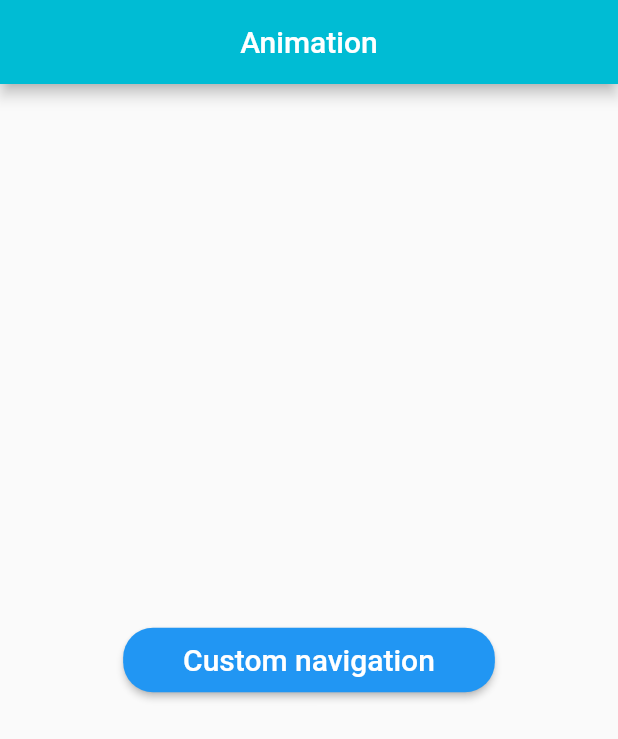
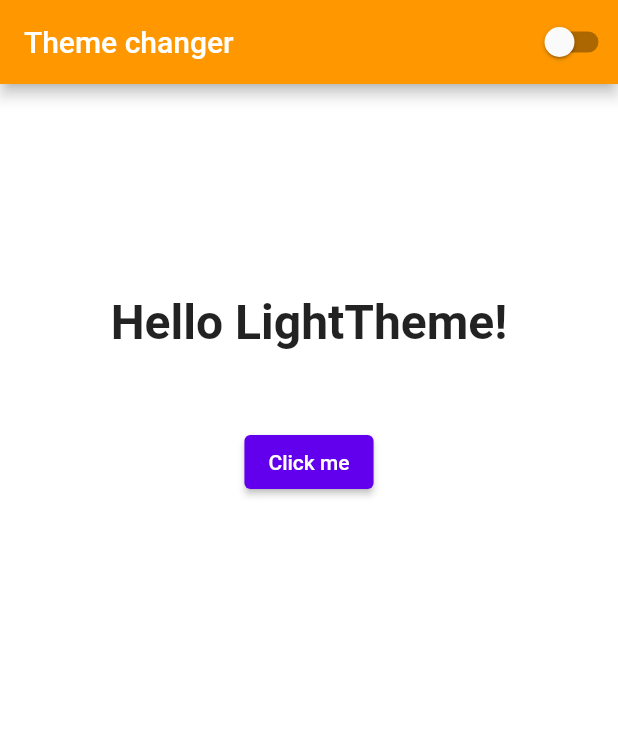
Before and after one commit to hemant00007/Flutter_page_animation, a Flutter app: the screen it shows after launch, on a phone screen of 412 x 824 dp. Shown: the top 739 px of the screen. Run offline on Flutter 3.47's test engine with Material 2 defaults, Android fonts, the phone set to English and light mode, and no system bars.

Commit message:
dark and light theme is implemented with provider

```diff
--- a/lib/ButtonWidget.dart
+++ /dev/null
@@ -1,30 +0,0 @@
-import 'package:flutter/animation.dart';
-import 'package:flutter/material.dart';
-class ButtonWidget extends StatelessWidget {
-   final String text;
-   final VoidCallback onClicked;
-
-  const ButtonWidget({
-    Key? key,
-    required this.text,
-    required this.onClicked
-}) : super(key: key);
-
-  @override
-  Widget build(BuildContext context) {
-    // TODO: implement build
-   return ElevatedButton(
-       style: ElevatedButton.styleFrom(
-         shape: RoundedRectangleBorder(
-           borderRadius: BorderRadius.circular(20)
-         ),
-         padding: EdgeInsets.symmetric(horizontal: 40,vertical: 10)
-       ),
-       onPressed: onClicked, child: Text(
-     text,
-     style: TextStyle(
-       fontSize: 20
-     ),
-   ));
-  }
-}
--- a/lib/CustomPageRoute.dart
+++ /dev/null
@@ -1,39 +0,0 @@
-
-
-import 'package:flutter/cupertino.dart';
-
-class CustomPageRoute extends PageRouteBuilder{
-  final Widget childs;
-  final AxisDirection direction;
-  CustomPageRoute({required this.childs,this.direction= AxisDirection.left}): super(
-    transitionDuration: Duration(seconds: 1),
-    reverseTransitionDuration: Duration(seconds: 1),
-    pageBuilder:(context,animation,secondaryAnimation)=> childs
-  );
-
-
-
-  @override
-  Widget buildTransitions(BuildContext context,Animation<double> animation ,Animation<double> secondaryAnimation, Widget child ){
-   return SlideTransition(
-     position: Tween<Offset>(
-       begin: beginOffset(),
-       end: Offset.zero,
-     ).animate(animation),
-      child: child,
-    );
-  }
-
- Offset beginOffset() {
-    switch (direction){
-      case AxisDirection.up:
-        return Offset(0, 1);
-      case AxisDirection.down:
-        return Offset(0 , -1);
-      case AxisDirection.right:
-        return Offset(-1, 0);
-      case AxisDirection.left:
-        return Offset(1, 0);
-    }
- }
-}
--- a/lib/Home.dart
+++ /dev/null
@@ -1,32 +0,0 @@
-import 'package:animation_transition/second.dart';
-import 'package:flutter/material.dart';
-
-import 'ButtonWidget.dart';
-import 'CustomPageRoute.dart';
-class Home extends StatefulWidget {
-  const Home({Key? key}) : super(key: key);
-
-  @override
-  State<Home> createState() => _HomeState();
-}
-
-class _HomeState extends State<Home> {
-  @override
-  Widget build(BuildContext context) {
-    return Scaffold(
-      appBar: AppBar(
-        title: Text("Animation"),
-        centerTitle: true,
-        backgroundColor: Colors.cyan,
-      ),
-      body: Center(
-        child: ButtonWidget(
-          text: "Custom navigation",
-          onClicked: () {
-            Navigator.of(context).push(CustomPageRoute(childs:SecondPage()));
-          }
-        ),
-      ),
-    );
-  }
-}
--- a/lib/main.dart
+++ b/lib/main.dart
@@ -1,24 +1,38 @@
+import 'package:animation_transition/page/homepage.dart';
+import 'package:animation_transition/provider/themeprovider.dart';
 import 'package:flutter/material.dart';
+import 'package:flutter/services.dart';
+import 'package:provider/provider.dart';
 
-import 'Home.dart';
 
-void main() {
-  runApp(const MyApp());
+
+Future <void> main() async{
+  WidgetsFlutterBinding.ensureInitialized();
+  await SystemChrome.setPreferredOrientations(
+    [
+      DeviceOrientation.portraitUp,
+      DeviceOrientation.portraitDown
+    ]
+  );
+  runApp( MyApp());
 }
 
 class MyApp extends StatelessWidget {
-  const MyApp({super.key});
 
-  // This widget is the root of your application.
+
   @override
-  Widget build(BuildContext context) {
-    return MaterialApp(
-     debugShowCheckedModeBanner: false,
-      theme: ThemeData(
+  Widget build(BuildContext context) => ChangeNotifierProvider(
+    create: (context) => ThemeProvider(),
+    builder: (context, _) {
+      final themeProvider = Provider.of<ThemeProvider>(context);
 
-        primarySwatch: Colors.blue,
-      ),
-      home: const Home(),
-    );
-  }
+      return MaterialApp(
+        title: "Theme",
+        themeMode: themeProvider.themeMode,
+        theme: MyThemes.lightTheme,
+        darkTheme: MyThemes.darkTheme,
+        home: HomePage(),
+      );
+    },
+  );
 }
--- /dev/null
+++ b/lib/page/homepage.dart
@@ -0,0 +1,64 @@
+import 'package:animation_transition/page/secondpage.dart';
+import 'package:flutter/material.dart';
+import 'package:provider/provider.dart';
+
+import '../main.dart';
+import '../provider/themeprovider.dart';
+import '../widget/change_theme_button_widget.dart';
+
+
+
+class HomePage extends StatelessWidget {
+  // @override
+  // Widget build(BuildContext context) => Scaffold(
+  //       appBar: AppBar(
+  //         iconTheme: Theme.of(context).iconTheme,
+  //         backgroundColor: Colors.transparent,
+  //         leading: Icon(Icons.menu),
+  //         title: Text(MyApp.title),
+  //         elevation: 0,
+  //         actions: [
+  //           ChangeThemeButtonWidget(),
+  //         ],
+  //       ),
+  //       body: ProfileWidget(),
+  //       extendBody: true,
+  //       bottomNavigationBar: NavigationBarWidget(),
+  //     );
+
+  @override
+  Widget build(BuildContext context) {
+    final text = Provider.of<ThemeProvider>(context).themeMode == ThemeMode.dark
+        ? 'DarkTheme'
+        : 'LightTheme';
+
+    return Scaffold(
+      appBar: AppBar(
+        backgroundColor: Colors.orange,
+        title: const Text("Theme changer"),
+        actions: [
+          ChangeThemeButtonWidget(),
+        ],
+      ),
+      body: Center(
+        child: Column(
+          children: [
+            SizedBox(height: 140,),
+            Text(
+              'Hello $text!',
+              style: const TextStyle(
+                fontSize: 32,
+                fontWeight: FontWeight.bold,
+              ),
+            ),
+            SizedBox(height: 50,),
+
+            ElevatedButton(onPressed: (){
+             Navigator.push(context, MaterialPageRoute(builder: (context)=>SecondPage()));
+            }, child: Text("Click me"))
+          ],
+        ),
+      ),
+    );
+  }
+}
--- a/lib/second.dart
+++ b/lib/page/secondpage.dart
@@ -1,4 +1,6 @@
+import 'package:flutter/cupertino.dart';
 import 'package:flutter/material.dart';
+
 class SecondPage extends StatefulWidget {
   const SecondPage({Key? key}) : super(key: key);
 
@@ -11,8 +13,11 @@ class _SecondPageState extends State<SecondPage> {
   Widget build(BuildContext context) {
     return Scaffold(
       appBar: AppBar(
-        backgroundColor: Colors.cyan,
-        title: Text("second page"),
+        backgroundColor: Theme.of(context).appBarTheme.backgroundColor,
+      ),
+      backgroundColor: Theme.of(context).backgroundColor,
+      body: Center(
+        child: Text("This is for testing purpose"),
       ),
     );
   }
--- /dev/null
+++ b/lib/provider/themeprovider.dart
@@ -0,0 +1,38 @@
+import 'package:flutter/material.dart';
+import 'package:flutter/scheduler.dart';
+
+class ThemeProvider extends ChangeNotifier {
+  ThemeMode themeMode = ThemeMode.system;
+
+  bool get isDarkMode {
+    if (themeMode == ThemeMode.system) {
+      final brightness = SchedulerBinding.instance.window.platformBrightness;
+      return brightness == Brightness.dark;
+    } else {
+      return themeMode == ThemeMode.dark;
+    }
+  }
+
+  void toggleTheme(bool isOn) {
+    themeMode = isOn ? ThemeMode.dark : ThemeMode.light;
+    notifyListeners();
+  }
+}
+
+class MyThemes {
+  static final darkTheme = ThemeData(
+    scaffoldBackgroundColor: Colors.grey.shade900,
+    appBarTheme: AppBarTheme(color: Colors.grey.shade800),
+    primaryColor: Colors.black,
+    colorScheme: ColorScheme.dark(),
+    iconTheme: IconThemeData(color: Colors.purple.shade200, opacity: 0.8),
+  );
+
+  static final lightTheme = ThemeData(
+    appBarTheme: AppBarTheme(color: Colors.green.shade800),
+    scaffoldBackgroundColor: Colors.white,
+    primaryColor: Colors.white,
+    colorScheme: ColorScheme.light(),
+    iconTheme: IconThemeData(color: Colors.red, opacity: 0.8),
+  );
+}
--- /dev/null
+++ b/lib/widget/change_theme_button_widget.dart
@@ -0,0 +1,20 @@
+import 'package:flutter/material.dart';
+import 'package:provider/provider.dart';
+
+import '../provider/themeprovider.dart';
+
+
+class ChangeThemeButtonWidget extends StatelessWidget {
+  @override
+  Widget build(BuildContext context) {
+    final themeProvider = Provider.of<ThemeProvider>(context);
+
+    return Switch.adaptive(
+      value: themeProvider.isDarkMode,
+      onChanged: (value) {
+        final provider = Provider.of<ThemeProvider>(context, listen: false);
+        provider.toggleTheme(value);
+      },
+    );
+  }
+}
--- a/pubspec.yaml
+++ b/pubspec.yaml
@@ -33,8 +33,7 @@ dependencies:
     sdk: flutter
 
 
-  # The following adds the Cupertino Icons font to your application.
-  # Use with the CupertinoIcons class for iOS style icons.
+  provider: any
   cupertino_icons: ^1.0.2
 
 dev_dependencies:
```
Also changed, not shown: lib/page/NavigationBarWidget.dart (added, +28 -0 lines), lib/page/profilewidget.dart (added, +102 -0 lines), pubspec.lock.
